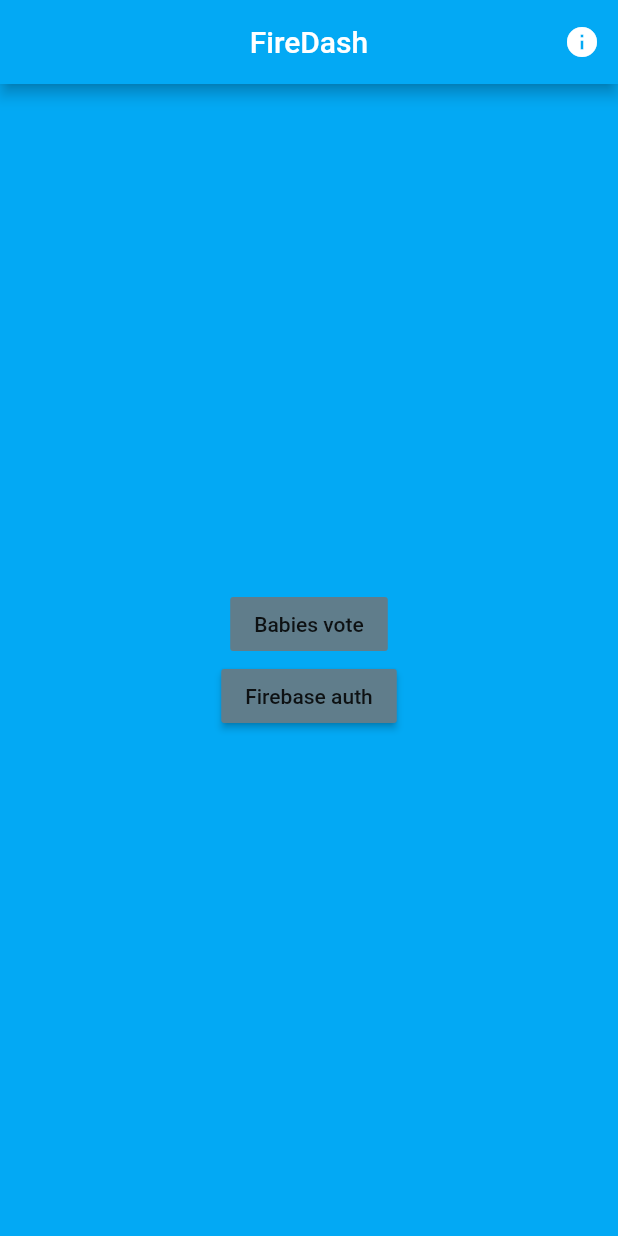
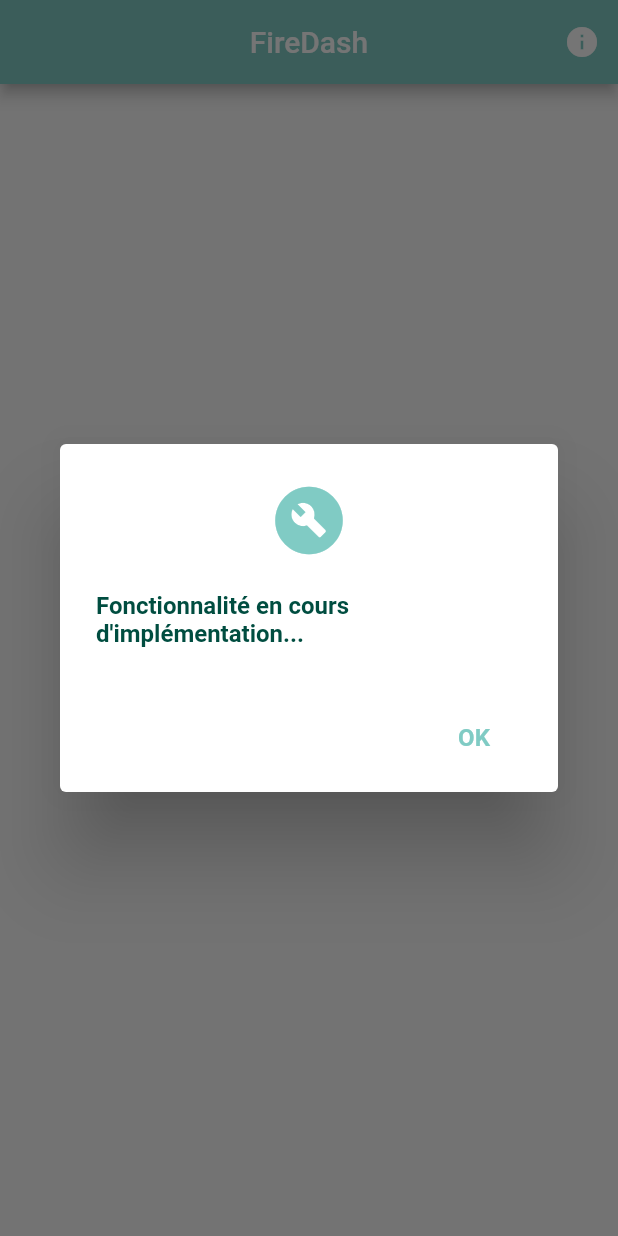
Before and after one commit to RcDevRIL/firedash, a Flutter app: the screen it shows after launch, after a tap on "Firebase auth", on a phone screen of 412 x 824 dp. Run offline on Flutter 3.47's test engine with Material 2 defaults, Android fonts, the phone set to English and light mode, and no system bars; our stand-ins replace cloud_firestore, get_it; accounts and stored records are empty.

Commit message:
v0.1.1-release
added some styling + setup dialog service so we can call custom dialog from anywhere :rocket:

```diff
--- a/lib/main.dart
+++ b/lib/main.dart
@@ -1,8 +1,12 @@
 import 'package:firedash/ui/pages/login.dart';
 import 'package:firedash/ui/pages/pages.dart';
+import 'package:firedash/utils/service_locator.dart';
 import 'package:flutter/material.dart';
 
-void main() => runApp(MyApp());
+void main() {
+  setupServices();
+  runApp(MyApp());
+}
 
 class MyApp extends StatelessWidget {
   @override
@@ -17,6 +21,20 @@ class MyApp extends StatelessWidget {
       },
       theme: Theme.of(context).copyWith(
         primaryColor: Colors.teal[200],
+        primaryColorDark: Colors.teal[900],
+        buttonTheme: ButtonThemeData(
+          buttonColor: Colors.teal[200],
+        ),
+        textButtonTheme: TextButtonThemeData(
+            style: TextButton.styleFrom(
+          backgroundColor: Colors.teal[200],
+          textStyle: TextStyle(
+            color: Colors.black,
+          ),
+        )),
+        floatingActionButtonTheme: FloatingActionButtonThemeData(
+          backgroundColor: Colors.teal[200],
+        ),
       ),
       initialRoute: '/',
     );
--- a/lib/ui/pages/home.dart
+++ b/lib/ui/pages/home.dart
@@ -1,3 +1,5 @@
+import 'package:firedash/utils/dialog_service.dart';
+import 'package:firedash/utils/service_locator.dart';
 import 'package:flutter/material.dart';
 
 class HomePage extends StatelessWidget {
@@ -7,7 +9,6 @@ class HomePage extends StatelessWidget {
       appBar: AppBar(
         title: Text('FireDash'),
         centerTitle: true,
-        backgroundColor: Colors.lightBlue,
         actions: [
           IconButton(
             focusColor: Colors.transparent,
@@ -31,20 +32,28 @@ class HomePage extends StatelessWidget {
           )
         ],
       ),
-      backgroundColor: Colors.lightBlue,
       body: Center(
         child: Column(
           mainAxisAlignment: MainAxisAlignment.center,
           children: [
-            FlatButton(
+            TextButton(
               onPressed: () => Navigator.pushNamed(context, '/babies'),
-              color: Colors.blueGrey,
-              child: Text('Babies vote'),
+              child: Text(
+                'Baby Names',
+                style: TextStyle(
+                  color: Colors.black,
+                ),
+              ),
             ),
-            MaterialButton(
-              onPressed: () {},
-              color: Colors.blueGrey,
-              child: Text('Firebase auth'),
+            TextButton(
+              onPressed: () =>
+                  getIt<DialogService>().featureNotAvailableDialog(context),
+              child: Text(
+                'Firebase auth',
+                style: TextStyle(
+                  color: Colors.black,
+                ),
+              ),
             ),
           ],
         ),
--- /dev/null
+++ b/lib/ui/widgets/info_dialog.dart
@@ -0,0 +1,34 @@
+import 'package:flutter/material.dart';
+
+class InfoDialog extends StatelessWidget {
+  final Widget title;
+  final Widget content;
+
+  const InfoDialog({
+    Key key,
+    @required this.title,
+    @required this.content,
+  }) : super(key: key);
+
+  @override
+  Widget build(BuildContext context) {
+    return AlertDialog(
+      title: title,
+      content: content,
+      actionsPadding: const EdgeInsets.all(12.0),
+      actions: [
+        FlatButton(
+          onPressed: () => Navigator.of(context, rootNavigator: true).pop(),
+          child: Text(
+            'OK',
+            style: TextStyle(
+              color: Theme.of(context).primaryColor,
+              fontSize: 16.0,
+              fontWeight: FontWeight.bold,
+            ),
+          ),
+        )
+      ],
+    );
+  }
+}
--- a/lib/ui/widgets/widgets.dart
+++ b/lib/ui/widgets/widgets.dart
@@ -0,0 +1 @@
+export 'info_dialog.dart';
--- /dev/null
+++ b/lib/utils/dialog_service.dart
@@ -0,0 +1,37 @@
+import 'package:flutter/material.dart';
+
+import 'package:firedash/ui/widgets/widgets.dart';
+
+class DialogService {
+  void buildInfoDialog(BuildContext context, {Widget title, Widget content}) {
+    showDialog(
+      context: context,
+      builder: (context) => InfoDialog(
+        title: title ??
+            Icon(
+              Icons.info,
+              color: Theme.of(context).primaryColor,
+              size: 54,
+            ),
+        content: content ?? SizedBox(),
+      ),
+    );
+  }
+
+  void featureNotAvailableDialog(BuildContext context) => buildInfoDialog(
+        context,
+        title: Icon(
+          Icons.build_circle,
+          color: Theme.of(context).primaryColor,
+          size: 54,
+        ),
+        content: Text(
+          'Fonctionnalité en cours d\'implémentation...',
+          textWidthBasis: TextWidthBasis.parent,
+          style: TextStyle(
+            color: Theme.of(context).primaryColorDark,
+            fontWeight: FontWeight.bold,
+          ),
+        ),
+      );
+}
--- /dev/null
+++ b/lib/utils/service_locator.dart
@@ -0,0 +1,12 @@
+import 'package:get_it/get_it.dart';
+
+import 'dialog_service.dart';
+
+final getIt = GetIt.instance;
+
+void setupServices() {
+  getIt.registerSingleton<DialogService>(
+    DialogService(),
+    signalsReady: true,
+  );
+}
```
Also changed, not shown: lib/ui/pages/baby_votes.dart (+36 -3 lines), pubspec.yaml (+2 -6 lines), pubspec.lock.
